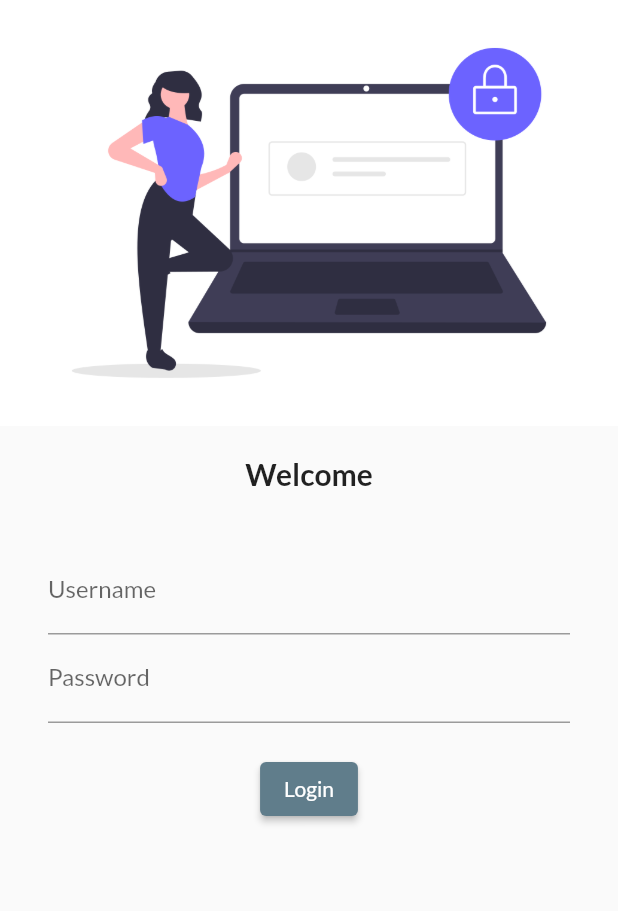
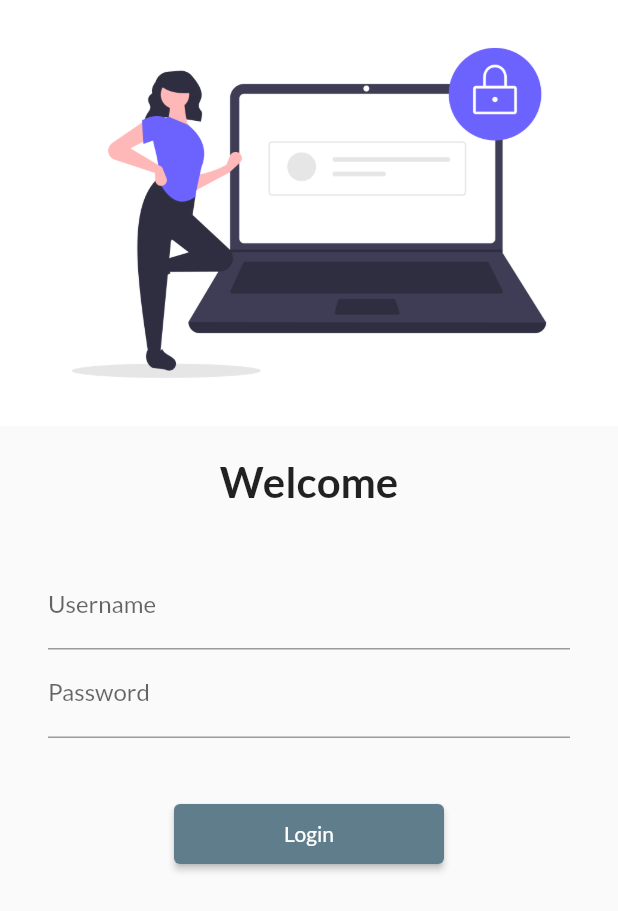
Before and after one commit to natvar97/FlutterCatalog30DaysOfFlutter, a Flutter app: the screen it shows after launch, on a phone screen of 412 x 824 dp. Shown: the top 911 px of the screen. Run offline on Flutter 3.47's test engine with Material 2 defaults, Android fonts, the phone set to English and light mode, and no system bars; our stand-ins replace google_fonts.

Commit message:
day5 completed

```diff
--- a/lib/main.dart
+++ b/lib/main.dart
@@ -1,6 +1,7 @@
 import 'package:flutter/material.dart';
 import 'package:flutter_catalog/pages/home_page.dart';
 import 'package:flutter_catalog/pages/login_page.dart';
+import 'package:flutter_catalog/utils/routes.dart';
 import 'package:google_fonts/google_fonts.dart';
 
 void main() {
@@ -29,8 +30,8 @@ class MyApp extends StatelessWidget {
       initialRoute: "/",
       routes: {
         "/": (context) => LoginPage(),
-        "/home": (context) => HomePage(),
-        "/login": (context) => LoginPage(),
+        MyRoutes.homeRoute: (context) => HomePage(),
+        MyRoutes.loginRoute: (context) => LoginPage(),
       },
     );
   }
--- a/lib/pages/login_page.dart
+++ b/lib/pages/login_page.dart
@@ -1,9 +1,11 @@
 import 'package:flutter/material.dart';
+import 'package:flutter_catalog/utils/routes.dart';
 
 class LoginPage extends StatelessWidget {
   @override
   Widget build(BuildContext context) {
     return Material(
+      child: SingleChildScrollView(
         child: Column(
           children: [
             Image.asset(
@@ -16,7 +18,7 @@ class LoginPage extends StatelessWidget {
             Text(
               "Welcome",
               style: TextStyle(
-              fontSize: 20,
+                fontSize: 28,
                 fontWeight: FontWeight.bold,
               ),
             ),
@@ -42,18 +44,23 @@ class LoginPage extends StatelessWidget {
                     obscureText: true,
                   ),
                   SizedBox(
-                  height: 20,
+                    height: 40,
                   ),
                   ElevatedButton(
                     child: Text("Login"),
-                  onPressed: () => {print("Hii Indialone")},
-                  style: TextButton.styleFrom(),
+                    onPressed: () => {
+                      Navigator.pushNamed(context, MyRoutes.homeRoute),
+                    },
+                    style: TextButton.styleFrom(
+                      minimumSize: Size(180, 40),
+                    ),
                   ),
                 ],
               ),
             ),
           ],
         ),
+      ),
     );
   }
 }
--- /dev/null
+++ b/lib/utils/routes.dart
@@ -0,0 +1,4 @@
+class MyRoutes {
+  static String loginRoute = "/login";
+  static String homeRoute = "/home";
+}
```
Lines whose indentation alone changed are shown as unchanged.
